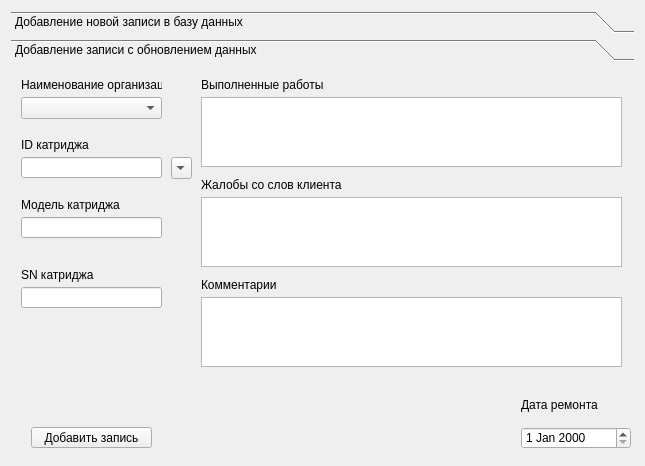
This is SQL_test/SQL_Qt_test/w_add_values.ui in teraxl/SQL_test as Qt 5 draws it before an edit. The edited form follows.
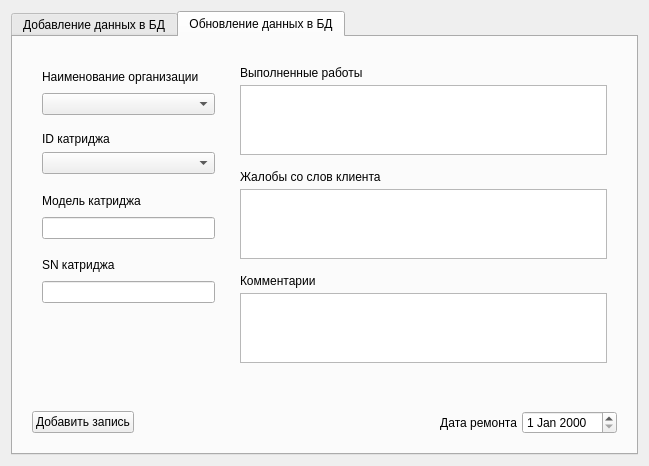
This is the edited form. The open tabs and pages were chosen to show the change.

What changed in the file:
```diff
--- a/SQL_test/SQL_Qt_test/w_add_values.ui
+++ b/SQL_test/SQL_Qt_test/w_add_values.ui
@@ -6,53 +6,101 @@
    <rect>
     <x>0</x>
     <y>0</y>
-    <width>645</width>
+    <width>649</width>
     <height>466</height>
    </rect>
   </property>
   <property name="windowTitle">
    <string>Form</string>
   </property>
-  <layout class="QGridLayout" name="gridLayout">
+  <layout class="QGridLayout" name="gridLayout_3">
    <item row="0" column="0">
-    <widget class="QToolBox" name="toolBox">
+    <widget class="QTabWidget" name="twAddData">
      <property name="currentIndex">
       <number>0</number>
      </property>
-     <widget class="QWidget" name="page">
-      <property name="geometry">
-       <rect>
-        <x>0</x>
-        <y>0</y>
-        <width>627</width>
-        <height>394</height>
-       </rect>
-      </property>
-      <attribute name="label">
-       <string>Добавление новой записи в базу данных</string>
+     <widget class="QWidget" name="tabWidgetAddData">
+      <attribute name="title">
+       <string>Добавление данных в БД</string>
       </attribute>
+      <layout class="QGridLayout" name="gridLayout">
+       <item row="0" column="0">
+        <layout class="QVBoxLayout" name="verticalLayout_10" stretch="1,0,1">
+         <property name="spacing">
+          <number>5</number>
+         </property>
+         <property name="leftMargin">
+          <number>5</number>
+         </property>
+         <property name="topMargin">
+          <number>5</number>
+         </property>
+         <property name="rightMargin">
+          <number>5</number>
+         </property>
+         <property name="bottomMargin">
+          <number>5</number>
+         </property>
+         <item>
+          <layout class="QHBoxLayout" name="horizontalLayout_2" stretch="1,2">
+           <property name="spacing">
+            <number>5</number>
+           </property>
+           <property name="leftMargin">
+            <number>5</number>
+           </property>
+           <property name="topMargin">
+            <number>5</number>
+           </property>
+           <property name="rightMargin">
+            <number>5</number>
+           </property>
+           <property name="bottomMargin">
+            <number>5</number>
+           </property>
+           <item>
+            <layout class="QVBoxLayout" name="verticalLayout_5" stretch="1,1,1,1,1">
+             <property name="spacing">
+              <number>5</number>
+             </property>
+             <property name="leftMargin">
+              <number>5</number>
+             </property>
+             <property name="topMargin">
+              <number>5</number>
+             </property>
+             <property name="rightMargin">
+              <number>5</number>
+             </property>
+             <property name="bottomMargin">
+              <number>5</number>
+             </property>
+             <item>
+              <layout class="QVBoxLayout" name="verticalLayout" stretch="1,1">
+               <property name="spacing">
+                <number>5</number>
+               </property>
+               <property name="leftMargin">
+                <number>5</number>
+               </property>
+               <property name="topMargin">
+                <number>5</number>
+               </property>
+               <property name="rightMargin">
+                <number>5</number>
+               </property>
+               <property name="bottomMargin">
+                <number>5</number>
+               </property>
+               <item>
       <widget class="QLabel" name="label">
-       <property name="geometry">
-        <rect>
-         <x>10</x>
-         <y>10</y>
-         <width>151</width>
-         <height>16</height>
-        </rect>
-       </property>
        <property name="text">
         <string>Наименование организации</string>
        </property>
       </widget>
+               </item>
+               <item>
       <widget class="QLineEdit" name="txt_name_org">
-       <property name="geometry">
-        <rect>
-         <x>10</x>
-         <y>30</y>
-         <width>141</width>
-         <height>21</height>
-        </rect>
-       </property>
        <property name="text">
         <string notr="true"/>
        </property>
@@ -66,412 +114,681 @@
         <bool>true</bool>
        </property>
       </widget>
+               </item>
+              </layout>
+             </item>
+             <item>
+              <layout class="QVBoxLayout" name="verticalLayout_2" stretch="1,1">
+               <property name="spacing">
+                <number>5</number>
+               </property>
+               <property name="leftMargin">
+                <number>5</number>
+               </property>
+               <property name="topMargin">
+                <number>5</number>
+               </property>
+               <property name="rightMargin">
+                <number>5</number>
+               </property>
+               <property name="bottomMargin">
+                <number>5</number>
+               </property>
+               <item>
       <widget class="QLabel" name="label_2">
-       <property name="geometry">
-        <rect>
-         <x>10</x>
-         <y>60</y>
-         <width>151</width>
-         <height>16</height>
-        </rect>
-       </property>
        <property name="text">
-        <string>Модель катриджа</string>
-       </property>
-      </widget>
-      <widget class="QLineEdit" name="txt_model_catridge">
-       <property name="geometry">
-        <rect>
-         <x>10</x>
-         <y>80</y>
-         <width>141</width>
-         <height>21</height>
-        </rect>
-       </property>
-      </widget>
+                  <string>ID катриджа</string>
+                 </property>
+                </widget>
+               </item>
+               <item>
+                <widget class="QLineEdit" name="txt_id_catridge"/>
+               </item>
+              </layout>
+             </item>
+             <item>
+              <layout class="QVBoxLayout" name="verticalLayout_3" stretch="1,1">
+               <property name="spacing">
+                <number>5</number>
+               </property>
+               <property name="leftMargin">
+                <number>5</number>
+               </property>
+               <property name="topMargin">
+                <number>5</number>
+               </property>
+               <property name="rightMargin">
+                <number>5</number>
+               </property>
+               <property name="bottomMargin">
+                <number>5</number>
+               </property>
+               <item>
       <widget class="QLabel" name="label_3">
-       <property name="geometry">
-        <rect>
-         <x>10</x>
-         <y>110</y>
-         <width>151</width>
-         <height>16</height>
-        </rect>
-       </property>
        <property name="text">
-        <string>ID катриджа</string>
-       </property>
-      </widget>
-      <widget class="QLineEdit" name="txt_id_catridge">
-       <property name="geometry">
-        <rect>
-         <x>10</x>
-         <y>130</y>
-         <width>141</width>
-         <height>21</height>
-        </rect>
-       </property>
-      </widget>
+                  <string>Модель катриджа</string>
+                 </property>
+                </widget>
+               </item>
+               <item>
+                <widget class="QLineEdit" name="txt_model_catridge"/>
+               </item>
+              </layout>
+             </item>
+             <item>
+              <layout class="QVBoxLayout" name="verticalLayout_4" stretch="1,1">
+               <property name="spacing">
+                <number>5</number>
+               </property>
+               <property name="leftMargin">
+                <number>5</number>
+               </property>
+               <property name="topMargin">
+                <number>5</number>
+               </property>
+               <property name="rightMargin">
+                <number>5</number>
+               </property>
+               <property name="bottomMargin">
+                <number>5</number>
+               </property>
+               <item>
+                <widget class="QLabel" name="label_8">
+                 <property name="text">
+                  <string>SN катриджа</string>
+                 </property>
+                </widget>
+               </item>
+               <item>
+                <widget class="QLineEdit" name="txt_sn"/>
+               </item>
+              </layout>
+             </item>
+             <item>
+              <spacer name="verticalSpacer_4">
+               <property name="orientation">
+                <enum>Qt::Vertical</enum>
+               </property>
+               <property name="sizeHint" stdset="0">
+                <size>
+                 <width>20</width>
+                 <height>40</height>
+                </size>
+               </property>
+              </spacer>
+             </item>
+            </layout>
+           </item>
+           <item>
+            <layout class="QVBoxLayout" name="verticalLayout_9" stretch="1,1,1">
+             <property name="spacing">
+              <number>5</number>
+             </property>
+             <property name="leftMargin">
+              <number>5</number>
+             </property>
+             <property name="topMargin">
+              <number>5</number>
+             </property>
+             <property name="rightMargin">
+              <number>5</number>
+             </property>
+             <property name="bottomMargin">
+              <number>5</number>
+             </property>
+             <item>
+              <layout class="QVBoxLayout" name="verticalLayout_6" stretch="1,1">
+               <property name="spacing">
+                <number>5</number>
+               </property>
+               <property name="leftMargin">
+                <number>5</number>
+               </property>
+               <property name="topMargin">
+                <number>5</number>
+               </property>
+               <property name="rightMargin">
+                <number>5</number>
+               </property>
+               <property name="bottomMargin">
+                <number>5</number>
+               </property>
+               <item>
       <widget class="QLabel" name="label_4">
-       <property name="geometry">
-        <rect>
-         <x>180</x>
-         <y>10</y>
-         <width>151</width>
-         <height>16</height>
-        </rect>
-       </property>
        <property name="text">
         <string>Выполненные работы</string>
        </property>
       </widget>
-      <widget class="QTextEdit" name="txt_vip_rabot">
-       <property name="geometry">
-        <rect>
-         <x>180</x>
-         <y>30</y>
-         <width>431</width>
-         <height>70</height>
-        </rect>
-       </property>
-      </widget>
-      <widget class="QTextEdit" name="txt_zhalobi">
-       <property name="geometry">
-        <rect>
-         <x>180</x>
-         <y>130</y>
-         <width>431</width>
-         <height>70</height>
-        </rect>
-       </property>
-      </widget>
+               </item>
+               <item>
+                <widget class="QTextEdit" name="txt_vip_rabot"/>
+               </item>
+              </layout>
+             </item>
+             <item>
+              <layout class="QVBoxLayout" name="verticalLayout_7" stretch="1,1">
+               <property name="spacing">
+                <number>5</number>
+               </property>
+               <property name="leftMargin">
+                <number>5</number>
+               </property>
+               <property name="topMargin">
+                <number>5</number>
+               </property>
+               <property name="rightMargin">
+                <number>5</number>
+               </property>
+               <property name="bottomMargin">
+                <number>5</number>
+               </property>
+               <item>
       <widget class="QLabel" name="label_5">
-       <property name="geometry">
-        <rect>
-         <x>180</x>
-         <y>110</y>
-         <width>151</width>
-         <height>16</height>
-        </rect>
-       </property>
        <property name="text">
         <string>Жалобы со слов клиента</string>
        </property>
       </widget>
+               </item>
+               <item>
+                <widget class="QTextEdit" name="txt_zhalobi"/>
+               </item>
+              </layout>
+             </item>
+             <item>
+              <layout class="QVBoxLayout" name="verticalLayout_8" stretch="1,1">
+               <property name="spacing">
+                <number>5</number>
+               </property>
+               <property name="leftMargin">
+                <number>5</number>
+               </property>
+               <property name="topMargin">
+                <number>5</number>
+               </property>
+               <property name="rightMargin">
+                <number>5</number>
+               </property>
+               <property name="bottomMargin">
+                <number>5</number>
+               </property>
+               <item>
+                <widget class="QLabel" name="label_6">
+                 <property name="text">
+                  <string>Комментарии</string>
+                 </property>
+                </widget>
+               </item>
+               <item>
       <widget class="QTextEdit" name="txt_commentarii">
-       <property name="geometry">
-        <rect>
-         <x>180</x>
-         <y>230</y>
-         <width>431</width>
-         <height>70</height>
-        </rect>
-       </property>
        <property name="inputMethodHints">
         <set>Qt::ImhMultiLine</set>
        </property>
       </widget>
-      <widget class="QLabel" name="label_6">
-       <property name="geometry">
-        <rect>
-         <x>180</x>
-         <y>210</y>
-         <width>151</width>
-         <height>16</height>
-        </rect>
-       </property>
-       <property name="text">
-        <string>Комментарии</string>
-       </property>
-      </widget>
-      <widget class="QLabel" name="label_7">
-       <property name="geometry">
-        <rect>
-         <x>500</x>
-         <y>330</y>
-         <width>81</width>
-         <height>16</height>
-        </rect>
-       </property>
-       <property name="text">
-        <string>Дата ремонта</string>
-       </property>
-      </widget>
-      <widget class="QDateEdit" name="data_remonta">
-       <property name="geometry">
-        <rect>
-         <x>500</x>
-         <y>360</y>
-         <width>110</width>
-         <height>22</height>
-        </rect>
-       </property>
-      </widget>
+               </item>
+              </layout>
+             </item>
+            </layout>
+           </item>
+          </layout>
+         </item>
+         <item>
+          <spacer name="verticalSpacer_3">
+           <property name="orientation">
+            <enum>Qt::Vertical</enum>
+           </property>
+           <property name="sizeHint" stdset="0">
+            <size>
+             <width>20</width>
+             <height>40</height>
+            </size>
+           </property>
+          </spacer>
+         </item>
+         <item>
+          <layout class="QHBoxLayout" name="horizontalLayout" stretch="1,5,1">
+           <property name="spacing">
+            <number>5</number>
+           </property>
+           <property name="leftMargin">
+            <number>5</number>
+           </property>
+           <property name="topMargin">
+            <number>5</number>
+           </property>
+           <property name="rightMargin">
+            <number>5</number>
+           </property>
+           <property name="bottomMargin">
+            <number>5</number>
+           </property>
+           <item>
       <widget class="QPushButton" name="btn_add_new_data">
-       <property name="geometry">
-        <rect>
-         <x>20</x>
-         <y>360</y>
-         <width>111</width>
-         <height>21</height>
-        </rect>
-       </property>
        <property name="text">
         <string>Добавить запись</string>
        </property>
       </widget>
-      <widget class="QLabel" name="label_8">
-       <property name="geometry">
-        <rect>
-         <x>10</x>
-         <y>160</y>
-         <width>151</width>
-         <height>16</height>
-        </rect>
+           </item>
+           <item>
+            <widget class="QLabel" name="label_7">
+             <property name="layoutDirection">
+              <enum>Qt::LeftToRight</enum>
+             </property>
+             <property name="inputMethodHints">
+              <set>Qt::ImhNone</set>
        </property>
        <property name="text">
-        <string>SN</string>
-       </property>
-      </widget>
-      <widget class="QLineEdit" name="txt_sn">
-       <property name="geometry">
-        <rect>
-         <x>10</x>
-         <y>180</y>
-         <width>141</width>
-         <height>21</height>
-        </rect>
-       </property>
-      </widget>
+              <string>Дата ремонта</string>
+             </property>
+             <property name="alignment">
+              <set>Qt::AlignRight|Qt::AlignTrailing|Qt::AlignVCenter</set>
+             </property>
+            </widget>
+           </item>
+           <item>
+            <widget class="QDateEdit" name="data_remonta"/>
+           </item>
+          </layout>
+         </item>
+        </layout>
+       </item>
+      </layout>
      </widget>
-     <widget class="QWidget" name="page_2">
-      <property name="geometry">
-       <rect>
-        <x>0</x>
-        <y>0</y>
-        <width>627</width>
-        <height>394</height>
-       </rect>
-      </property>
-      <attribute name="label">
-       <string>Добавление записи с обновлением данных</string>
+     <widget class="QWidget" name="tabWidgetModify">
+      <attribute name="title">
+       <string>Обновление данных в БД</string>
       </attribute>
+      <layout class="QGridLayout" name="gridLayout_2">
+       <item row="0" column="0">
+        <layout class="QVBoxLayout" name="verticalLayout_20" stretch="1,0,1">
+         <property name="spacing">
+          <number>5</number>
+         </property>
+         <property name="leftMargin">
+          <number>5</number>
+         </property>
+         <property name="topMargin">
+          <number>5</number>
+         </property>
+         <property name="rightMargin">
+          <number>5</number>
+         </property>
+         <property name="bottomMargin">
+          <number>5</number>
+         </property>
+         <item>
+          <layout class="QHBoxLayout" name="horizontalLayout_5" stretch="1,2">
+           <property name="spacing">
+            <number>5</number>
+           </property>
+           <property name="leftMargin">
+            <number>5</number>
+           </property>
+           <property name="topMargin">
+            <number>5</number>
+           </property>
+           <property name="rightMargin">
+            <number>5</number>
+           </property>
+           <property name="bottomMargin">
+            <number>5</number>
+           </property>
+           <item>
+            <layout class="QVBoxLayout" name="verticalLayout_15" stretch="1,1,1,1,1">
+             <property name="spacing">
+              <number>5</number>
+             </property>
+             <property name="leftMargin">
+              <number>5</number>
+             </property>
+             <property name="topMargin">
+              <number>5</number>
+             </property>
+             <property name="rightMargin">
+              <number>5</number>
+             </property>
+             <property name="bottomMargin">
+              <number>5</number>
+             </property>
+             <item>
+              <layout class="QVBoxLayout" name="verticalLayout_11" stretch="1,1">
+               <property name="spacing">
+                <number>5</number>
+               </property>
+               <property name="leftMargin">
+                <number>5</number>
+               </property>
+               <property name="topMargin">
+                <number>5</number>
+               </property>
+               <property name="rightMargin">
+                <number>5</number>
+               </property>
+               <property name="bottomMargin">
+                <number>5</number>
+               </property>
+               <item>
       <widget class="QLabel" name="label_9">
-       <property name="geometry">
-        <rect>
-         <x>10</x>
-         <y>10</y>
-         <width>141</width>
-         <height>16</height>
-        </rect>
+                 <property name="maximumSize">
+                  <size>
+                   <width>178</width>
+                   <height>22</height>
+                  </size>
        </property>
        <property name="text">
         <string>Наименование организации</string>
        </property>
       </widget>
+               </item>
+               <item>
       <widget class="QComboBox" name="cb_name_org">
-       <property name="geometry">
-        <rect>
-         <x>10</x>
-         <y>30</y>
-         <width>141</width>
+                 <property name="maximumSize">
+                  <size>
+                   <width>178</width>
          <height>22</height>
-        </rect>
-       </property>
-      </widget>
-      <widget class="QPushButton" name="btn_add_update_data">
-       <property name="geometry">
-        <rect>
-         <x>20</x>
-         <y>360</y>
-         <width>121</width>
-         <height>21</height>
-        </rect>
-       </property>
-       <property name="text">
-        <string>Добавить запись</string>
-       </property>
-      </widget>
+                  </size>
+                 </property>
+                </widget>
+               </item>
+              </layout>
+             </item>
+             <item>
+              <layout class="QVBoxLayout" name="verticalLayout_12" stretch="1,1">
+               <property name="spacing">
+                <number>5</number>
+               </property>
+               <property name="leftMargin">
+                <number>5</number>
+               </property>
+               <property name="topMargin">
+                <number>5</number>
+               </property>
+               <property name="rightMargin">
+                <number>5</number>
+               </property>
+               <property name="bottomMargin">
+                <number>5</number>
+               </property>
+               <item>
       <widget class="QLabel" name="label_10">
-       <property name="geometry">
-        <rect>
-         <x>10</x>
-         <y>70</y>
-         <width>141</width>
-         <height>16</height>
-        </rect>
+                 <property name="maximumSize">
+                  <size>
+                   <width>175</width>
+                   <height>17</height>
+                  </size>
+                 </property>
+                 <property name="sizeIncrement">
+                  <size>
+                   <width>175</width>
+                   <height>17</height>
+                  </size>
+                 </property>
+                 <property name="frameShape">
+                  <enum>QFrame::NoFrame</enum>
        </property>
        <property name="text">
         <string>ID катриджа</string>
        </property>
-      </widget>
-      <widget class="QComboBox" name="cb_le_id_catridge">
-       <property name="geometry">
-        <rect>
-         <x>160</x>
-         <y>90</y>
-         <width>21</width>
+                 <property name="wordWrap">
+                  <bool>false</bool>
+                 </property>
+                </widget>
+               </item>
+               <item>
+                <widget class="QComboBox" name="le_id_catridge">
+                 <property name="maximumSize">
+                  <size>
+                   <width>178</width>
          <height>22</height>
-        </rect>
-       </property>
-      </widget>
-      <widget class="QLineEdit" name="le_id_catridge">
-       <property name="geometry">
-        <rect>
-         <x>10</x>
-         <y>90</y>
-         <width>141</width>
-         <height>21</height>
-        </rect>
-       </property>
-       <property name="frame">
-        <bool>true</bool>
-       </property>
-      </widget>
-      <widget class="QLineEdit" name="update_txt_model_catridge">
-       <property name="geometry">
-        <rect>
-         <x>10</x>
-         <y>150</y>
-         <width>141</width>
-         <height>21</height>
-        </rect>
-       </property>
-       <property name="frame">
-        <bool>true</bool>
-       </property>
-      </widget>
+                  </size>
+                 </property>
+                </widget>
+               </item>
+              </layout>
+             </item>
+             <item>
+              <layout class="QVBoxLayout" name="verticalLayout_13" stretch="1,1">
+               <property name="spacing">
+                <number>5</number>
+               </property>
+               <property name="leftMargin">
+                <number>5</number>
+               </property>
+               <property name="topMargin">
+                <number>5</number>
+               </property>
+               <property name="rightMargin">
+                <number>5</number>
+               </property>
+               <property name="bottomMargin">
+                <number>5</number>
+               </property>
+               <item>
       <widget class="QLabel" name="label_11">
-       <property name="geometry">
-        <rect>
-         <x>10</x>
-         <y>130</y>
-         <width>141</width>
-         <height>16</height>
-        </rect>
-       </property>
        <property name="text">
         <string>Модель катриджа</string>
        </property>
       </widget>
-      <widget class="QLineEdit" name="le_sn_catridge">
-       <property name="geometry">
-        <rect>
-         <x>10</x>
-         <y>220</y>
-         <width>141</width>
-         <height>21</height>
-        </rect>
-       </property>
+               </item>
+               <item>
+                <widget class="QLineEdit" name="update_txt_model_catridge">
        <property name="frame">
         <bool>true</bool>
        </property>
       </widget>
+               </item>
+              </layout>
+             </item>
+             <item>
+              <layout class="QVBoxLayout" name="verticalLayout_14" stretch="1,1">
+               <property name="spacing">
+                <number>5</number>
+               </property>
+               <property name="leftMargin">
+                <number>5</number>
+               </property>
+               <property name="topMargin">
+                <number>5</number>
+               </property>
+               <property name="rightMargin">
+                <number>5</number>
+               </property>
+               <property name="bottomMargin">
+                <number>5</number>
+               </property>
+               <item>
       <widget class="QLabel" name="label_12">
-       <property name="geometry">
-        <rect>
-         <x>10</x>
-         <y>200</y>
-         <width>141</width>
-         <height>16</height>
-        </rect>
-       </property>
        <property name="text">
         <string>SN катриджа</string>
        </property>
       </widget>
-      <widget class="QDateEdit" name="update_data_remonta">
-       <property name="geometry">
-        <rect>
-         <x>510</x>
-         <y>360</y>
-         <width>110</width>
-         <height>22</height>
-        </rect>
-       </property>
-      </widget>
-      <widget class="QTextEdit" name="update_txt_commentarii">
-       <property name="geometry">
-        <rect>
-         <x>190</x>
-         <y>230</y>
-         <width>421</width>
-         <height>70</height>
-        </rect>
-       </property>
-      </widget>
-      <widget class="QTextEdit" name="update_txt_vip_rabot">
-       <property name="geometry">
-        <rect>
-         <x>190</x>
-         <y>30</y>
-         <width>421</width>
-         <height>70</height>
-        </rect>
-       </property>
-      </widget>
+               </item>
+               <item>
+                <widget class="QLineEdit" name="le_sn_catridge">
+                 <property name="frame">
+                  <bool>true</bool>
+                 </property>
+                </widget>
+               </item>
+              </layout>
+             </item>
+             <item>
+              <spacer name="verticalSpacer">
+               <property name="orientation">
+                <enum>Qt::Vertical</enum>
+               </property>
+               <property name="sizeHint" stdset="0">
+                <size>
+                 <width>20</width>
+                 <height>40</height>
+                </size>
+               </property>
+              </spacer>
+             </item>
+            </layout>
+           </item>
+           <item>
+            <layout class="QVBoxLayout" name="verticalLayout_19" stretch="1,1,1">
+             <property name="spacing">
+              <number>5</number>
+             </property>
+             <property name="leftMargin">
+              <number>5</number>
+             </property>
+             <property name="topMargin">
+              <number>5</number>
+             </property>
+             <property name="rightMargin">
+              <number>5</number>
+             </property>
+             <property name="bottomMargin">
+              <number>5</number>
+             </property>
+             <item>
+              <layout class="QVBoxLayout" name="verticalLayout_16" stretch="1,1">
+               <property name="spacing">
+                <number>5</number>
+               </property>
+               <property name="leftMargin">
+                <number>5</number>
+               </property>
+               <property name="topMargin">
+                <number>5</number>
+               </property>
+               <property name="rightMargin">
+                <number>5</number>
+               </property>
+               <property name="bottomMargin">
+                <number>5</number>
+               </property>
+               <item>
+                <widget class="QLabel" name="label_16">
+                 <property name="text">
+                  <string>Выполненные работы</string>
+                 </property>
+                </widget>
+               </item>
+               <item>
+                <widget class="QTextEdit" name="update_txt_vip_rabot"/>
+               </item>
+              </layout>
+             </item>
+             <item>
+              <layout class="QVBoxLayout" name="verticalLayout_17" stretch="1,1">
+               <property name="spacing">
+                <number>5</number>
+               </property>
+               <property name="leftMargin">
+                <number>5</number>
+               </property>
+               <property name="topMargin">
+                <number>5</number>
+               </property>
+               <property name="rightMargin">
+                <number>5</number>
+               </property>
+               <property name="bottomMargin">
+                <number>5</number>
+               </property>
+               <item>
       <widget class="QLabel" name="label_13">
-       <property name="geometry">
-        <rect>
-         <x>190</x>
-         <y>110</y>
-         <width>151</width>
-         <height>16</height>
-        </rect>
-       </property>
        <property name="text">
         <string>Жалобы со слов клиента</string>
        </property>
       </widget>
+               </item>
+               <item>
+                <widget class="QTextEdit" name="update_txt_zhalobi"/>
+               </item>
+              </layout>
+             </item>
+             <item>
+              <layout class="QVBoxLayout" name="verticalLayout_18" stretch="1,1">
+               <property name="spacing">
+                <number>5</number>
+               </property>
+               <property name="leftMargin">
+                <number>5</number>
+               </property>
+               <property name="topMargin">
+                <number>5</number>
+               </property>
+               <property name="rightMargin">
+                <number>5</number>
+               </property>
+               <property name="bottomMargin">
+                <number>5</number>
+               </property>
+               <item>
       <widget class="QLabel" name="label_14">
-       <property name="geometry">
-        <rect>
-         <x>190</x>
-         <y>210</y>
-         <width>151</width>
-         <height>16</height>
-        </rect>
-       </property>
        <property name="text">
         <string>Комментарии</string>
        </property>
       </widget>
-      <widget class="QTextEdit" name="update_txt_zhalobi">
-       <property name="geometry">
-        <rect>
-         <x>190</x>
-         <y>130</y>
-         <width>421</width>
-         <height>70</height>
-        </rect>
-       </property>
-      </widget>
+               </item>
+               <item>
+                <widget class="QTextEdit" name="update_txt_commentarii"/>
+               </item>
+              </layout>
+             </item>
+            </layout>
+           </item>
+          </layout>
+         </item>
+         <item>
+          <spacer name="verticalSpacer_2">
+           <property name="orientation">
+            <enum>Qt::Vertical</enum>
+           </property>
+           <property name="sizeHint" stdset="0">
+            <size>
+             <width>20</width>
+             <height>40</height>
+            </size>
+           </property>
+          </spacer>
+         </item>
+         <item>
+          <layout class="QHBoxLayout" name="horizontalLayout_4" stretch="1,5,1">
+           <property name="spacing">
+            <number>5</number>
+           </property>
+           <property name="leftMargin">
+            <number>5</number>
+           </property>
+           <property name="topMargin">
+            <number>5</number>
+           </property>
+           <property name="rightMargin">
+            <number>5</number>
+           </property>
+           <property name="bottomMargin">
+            <number>5</number>
+           </property>
+           <item>
+            <widget class="QPushButton" name="btn_add_update_data">
+             <property name="text">
+              <string>Добавить запись</string>
+             </property>
+            </widget>
+           </item>
+           <item>
       <widget class="QLabel" name="label_15">
-       <property name="geometry">
-        <rect>
-         <x>510</x>
-         <y>330</y>
-         <width>81</width>
-         <height>16</height>
-        </rect>
-       </property>
        <property name="text">
         <string>Дата ремонта</string>
        </property>
-      </widget>
-      <widget class="QLabel" name="label_16">
-       <property name="geometry">
-        <rect>
-         <x>190</x>
-         <y>10</y>
-         <width>151</width>
-         <height>16</height>
-        </rect>
-       </property>
-       <property name="text">
-        <string>Выполненные работы</string>
-       </property>
-      </widget>
+             <property name="alignment">
+              <set>Qt::AlignRight|Qt::AlignTrailing|Qt::AlignVCenter</set>
+             </property>
+            </widget>
+           </item>
+           <item>
+            <widget class="QDateEdit" name="update_data_remonta"/>
+           </item>
+          </layout>
+         </item>
+        </layout>
+       </item>
+      </layout>
      </widget>
     </widget>
    </item>
```
Left out of the diff: 3 changed lines with no effect on the pictures. Lines whose indentation alone changed are shown as unchanged.
